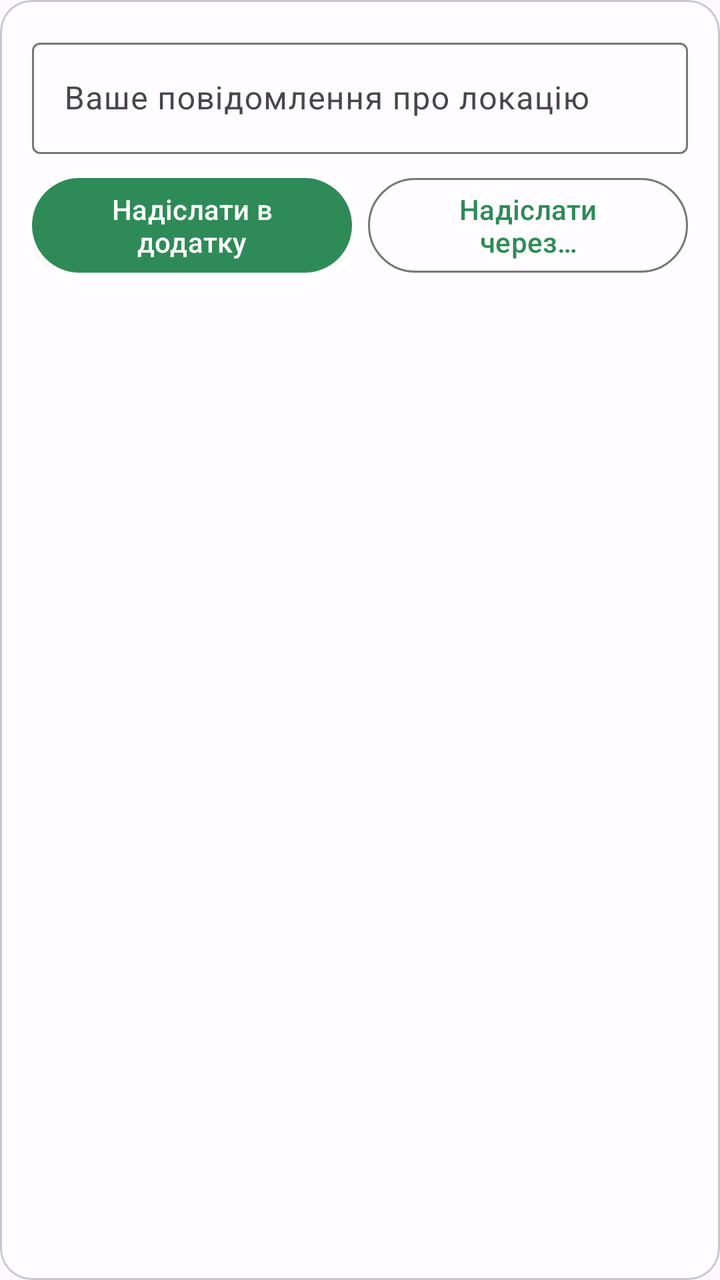
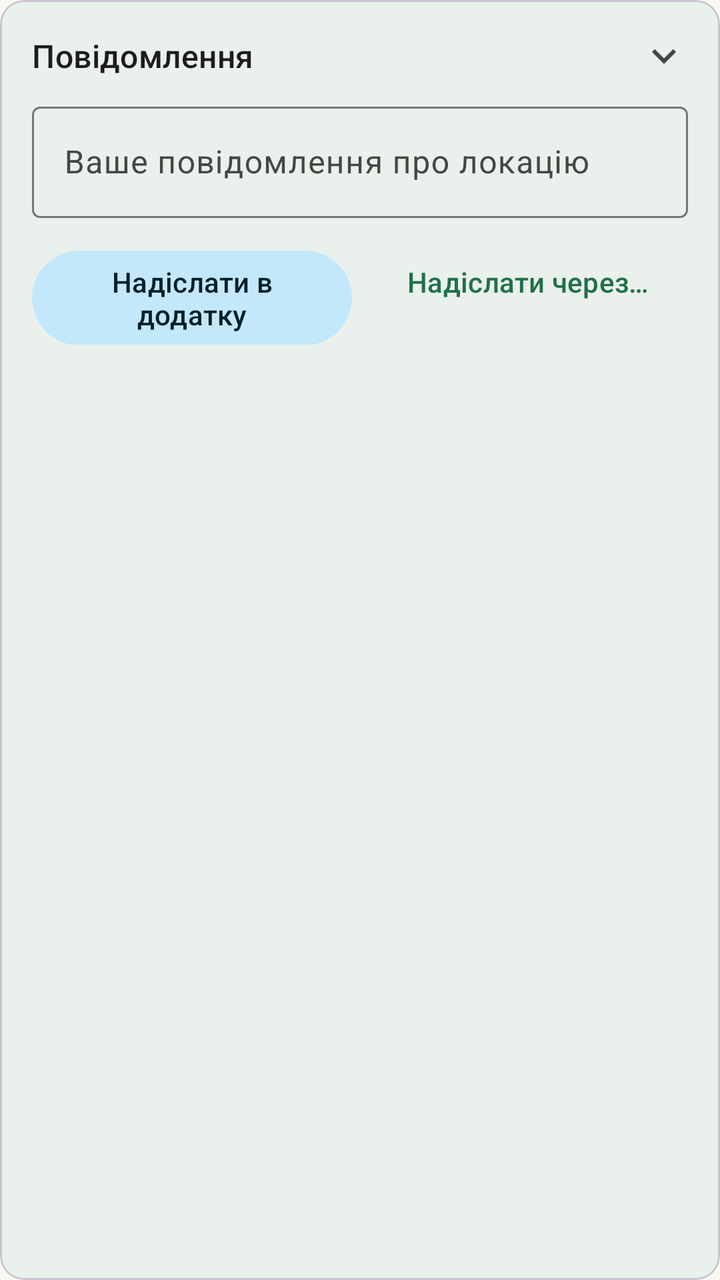

Screens rendered from an Android XML layout before and after an edit, with the pre-edit source and the edit as a unified diff.
<!-- AndroidManifest.xml: application theme Theme.TourSpots -->
<!-- res/layout/card_message.xml -->
<?xml version="1.0" encoding="utf-8"?>
<com.google.android.material.card.MaterialCardView xmlns:android="http://schemas.android.com/apk/res/android"
    xmlns:app="http://schemas.android.com/apk/res-auto"
    android:layout_width="match_parent"
    android:layout_height="wrap_content"
    android:layout_marginTop="16dp"
    app:cardBackgroundColor="@color/card_scrim"
    app:cardCornerRadius="16dp">

    <LinearLayout
        android:layout_width="match_parent"
        android:layout_height="wrap_content"
        android:orientation="vertical"
        android:padding="16dp">

        <com.google.android.material.textfield.TextInputLayout
            android:id="@+id/tilMessage"
            style="@style/Widget.Material3.TextInputLayout.OutlinedBox"
            android:layout_width="match_parent"
            android:layout_height="wrap_content"
            android:hint="@string/message_hint">

            <com.google.android.material.textfield.TextInputEditText
                android:id="@+id/etMessage"
                android:layout_width="match_parent"
                android:layout_height="wrap_content"
                android:inputType="textMultiLine|textCapSentences"
                android:maxLines="4" />
        </com.google.android.material.textfield.TextInputLayout>

        <LinearLayout
            android:layout_width="match_parent"
            android:layout_height="wrap_content"
            android:layout_marginTop="8dp"
            android:orientation="horizontal">

            <Button
                android:id="@+id/btnSendInApp"
                android:layout_width="0dp"
                android:layout_height="wrap_content"
                android:layout_marginEnd="4dp"
                android:layout_weight="1"
                android:text="@string/send_in_app" />

            <Button
                android:id="@+id/btnSendExternal"
                style="@style/Widget.Material3.Button.OutlinedButton"
                android:layout_width="0dp"
                android:layout_height="wrap_content"
                android:layout_marginStart="4dp"
                android:layout_weight="1"
                android:text="@string/send_external" />
        </LinearLayout>
    </LinearLayout>
</com.google.android.material.card.MaterialCardView>
<!-- resources referenced by this layout -->
<resources>
  <color name="card_scrim">#CCFFFFFF</color>
  <style name="Theme.TourSpots" parent="Theme.Material3.Light.NoActionBar">
          <item name="colorPrimary">@color/green_primary</item>
          <item name="colorOnPrimary">@color/white</item>
          <item name="colorSecondary">@color/sky</item>
      </style>
  <color name="green_primary">#2E8B57</color>
  <color name="white">#FFFFFF</color>
  <color name="sky">#7EC8E3</color>
  <!-- unchanged entries left out for length: 3 -->
</resources>

<!-- the commit's change to res/layout/card_message.xml (unified diff, before → after) -->
@@ -3,53 +3,86 @@
     xmlns:app="http://schemas.android.com/apk/res-auto"
     android:layout_width="match_parent"
     android:layout_height="wrap_content"
-    android:layout_marginTop="16dp"
-    app:cardBackgroundColor="@color/card_scrim"
-    app:cardCornerRadius="16dp">
+    android:layout_marginTop="@dimen/space_16"
+    app:cardBackgroundColor="?attr/colorSurfaceContainer"
+    app:cardCornerRadius="@dimen/corner_medium"
+    app:cardElevation="0dp">
 
     <LinearLayout
         android:layout_width="match_parent"
         android:layout_height="wrap_content"
         android:orientation="vertical"
-        android:padding="16dp">
+        android:padding="@dimen/space_16">
 
-        <com.google.android.material.textfield.TextInputLayout
-            android:id="@+id/tilMessage"
-            style="@style/Widget.Material3.TextInputLayout.OutlinedBox"
+        <LinearLayout
+            android:id="@+id/headerMessage"
             android:layout_width="match_parent"
             android:layout_height="wrap_content"
-            android:hint="@string/message_hint">
+            android:background="?attr/selectableItemBackground"
+            android:gravity="center_vertical"
+            android:orientation="horizontal">
 
-            <com.google.android.material.textfield.TextInputEditText
-                android:id="@+id/etMessage"
+            <TextView
+                android:layout_width="0dp"
+                android:layout_height="wrap_content"
+                android:layout_weight="1"
+                android:text="@string/message_title"
+                android:textAppearance="?attr/textAppearanceTitleMedium" />
+
+            <ImageView
+                android:id="@+id/chevronMessage"
+                android:layout_width="24dp"
+                android:layout_height="24dp"
+                android:contentDescription="@null"
+                android:src="@drawable/ic_expand_more" />
+        </LinearLayout>
+
+        <LinearLayout
+            android:id="@+id/bodyMessage"
+            android:layout_width="match_parent"
+            android:layout_height="wrap_content"
+            android:orientation="vertical">
+
+            <com.google.android.material.textfield.TextInputLayout
+                android:id="@+id/tilMessage"
+                style="@style/Widget.Material3.TextInputLayout.OutlinedBox"
                 android:layout_width="match_parent"
                 android:layout_height="wrap_content"
-                android:inputType="textMultiLine|textCapSentences"
-                android:maxLines="4" />
-        </com.google.android.material.textfield.TextInputLayout>
+                android:layout_marginTop="@dimen/space_8"
+                android:hint="@string/message_hint">
 
-        <LinearLayout
-            android:layout_width="match_parent"
-            android:layout_height="wrap_content"
-            android:layout_marginTop="8dp"
-            android:orientation="horizontal">
+                <com.google.android.material.textfield.TextInputEditText
+                    android:id="@+id/etMessage"
+                    android:layout_width="match_parent"
+                    android:layout_height="wrap_content"
+                    android:inputType="textMultiLine|textCapSentences"
+                    android:maxLines="4" />
+            </com.google.android.material.textfield.TextInputLayout>
 
-            <Button
-                android:id="@+id/btnSendInApp"
-                android:layout_width="0dp"
+            <LinearLayout
+                android:layout_width="match_parent"
                 android:layout_height="wrap_content"
-                android:layout_marginEnd="4dp"
-                android:layout_weight="1"
-                android:text="@string/send_in_app" />
+                android:layout_marginTop="@dimen/space_8"
+                android:orientation="horizontal">
 
-            <Button
-                android:id="@+id/btnSendExternal"
-                style="@style/Widget.Material3.Button.OutlinedButton"
-                android:layout_width="0dp"
-                android:layout_height="wrap_content"
-                android:layout_marginStart="4dp"
-                android:layout_weight="1"
-                android:text="@string/send_external" />
+                <Button
+                    android:id="@+id/btnSendInApp"
+                    style="@style/Widget.Material3.Button.TonalButton"
+                    android:layout_width="0dp"
+                    android:layout_height="wrap_content"
+                    android:layout_marginEnd="@dimen/space_4"
+                    android:layout_weight="1"
+                    android:text="@string/send_in_app" />
+
+                <Button
+                    android:id="@+id/btnSendExternal"
+                    style="@style/Widget.Material3.Button.TextButton"
+                    android:layout_width="0dp"
+                    android:layout_height="wrap_content"
+                    android:layout_marginStart="@dimen/space_4"
+                    android:layout_weight="1"
+                    android:text="@string/send_external" />
+            </LinearLayout>
         </LinearLayout>
     </LinearLayout>
 </com.google.android.material.card.MaterialCardView>
<!-- resource entries referenced after the edit -->
@@ -1,14 +1,89 @@
 <!-- resources referenced by this layout -->
 <resources>
-  <color name="card_scrim">#CCFFFFFF</color>
-  <style name="Theme.TourSpots" parent="Theme.Material3.Light.NoActionBar">
-          <item name="colorPrimary">@color/green_primary</item>
-          <item name="colorOnPrimary">@color/white</item>
-          <item name="colorSecondary">@color/sky</item>
+  <dimen name="corner_medium">12dp</dimen>
+  <dimen name="space_16">16dp</dimen>
+  <dimen name="space_4">4dp</dimen>
+  <dimen name="space_8">8dp</dimen>
+  <!-- drawable ic_expand_more (drawable) -->
+  <?xml version="1.0" encoding="utf-8"?>
+  <vector xmlns:android="http://schemas.android.com/apk/res/android"
+      android:width="24dp"
+      android:height="24dp"
+      android:viewportWidth="24"
+      android:viewportHeight="24"
+      android:tint="?attr/colorOnSurfaceVariant">
+      <path
+          android:fillColor="@android:color/white"
+          android:pathData="M16.59,8.59L12,13.17 7.41,8.59 6,10l6,6 6,-6z" />
+  </vector>
+  <string name="message_title">Повідомлення</string>
+  <style name="Theme.TourSpots" parent="Theme.Material3.DayNight.NoActionBar">
+          <item name="colorPrimary">@color/md_primary</item>
+          <item name="colorOnPrimary">@color/md_on_primary</item>
+          <item name="colorPrimaryContainer">@color/md_primary_container</item>
+          <item name="colorOnPrimaryContainer">@color/md_on_primary_container</item>
+          <item name="colorSecondary">@color/md_secondary</item>
+          <item name="colorOnSecondary">@color/md_on_secondary</item>
+          <item name="colorSecondaryContainer">@color/md_secondary_container</item>
+          <item name="colorOnSecondaryContainer">@color/md_on_secondary_container</item>
+          <item name="colorTertiary">@color/md_tertiary</item>
+          <item name="colorOnTertiary">@color/md_on_tertiary</item>
+          <item name="colorTertiaryContainer">@color/md_tertiary_container</item>
+          <item name="colorOnTertiaryContainer">@color/md_on_tertiary_container</item>
+          <item name="colorSurface">@color/md_surface</item>
+          <item name="colorOnSurface">@color/md_on_surface</item>
+          <item name="colorSurfaceVariant">@color/md_surface_variant</item>
+          <item name="colorOnSurfaceVariant">@color/md_on_surface_variant</item>
+          <item name="colorSurfaceContainer">@color/md_surface_container</item>
+          <item name="colorSurfaceContainerHigh">@color/md_surface_container_high</item>
+          <item name="colorOutline">@color/md_outline</item>
+          <item name="colorError">@color/md_error</item>
+          <item name="colorOnError">@color/md_on_error</item>
+          <item name="android:colorBackground">@color/md_surface</item>
+          <item name="android:windowBackground">@color/md_surface</item>
+          <item name="android:statusBarColor">@android:color/transparent</item>
+          <item name="android:navigationBarColor">@android:color/transparent</item>
+          <item name="android:windowLightStatusBar">true</item>
+          <item name="android:windowLightNavigationBar">true</item>
+          <item name="shapeAppearanceSmallComponent">@style/ShapeAppearance.TourSpots.Small</item>
+          <item name="shapeAppearanceMediumComponent">@style/ShapeAppearance.TourSpots.Medium</item>
+          <item name="shapeAppearanceLargeComponent">@style/ShapeAppearance.TourSpots.Large</item>
       </style>
-  <color name="green_primary">#2E8B57</color>
-  <color name="white">#FFFFFF</color>
-  <color name="sky">#7EC8E3</color>
+  <color name="md_primary">#1F7048</color>
+  <color name="md_on_primary">#FFFFFF</color>
+  <color name="md_primary_container">#B4F0CB</color>
+  <color name="md_on_primary_container">#00210F</color>
+  <color name="md_secondary">#3F6374</color>
+  <color name="md_on_secondary">#FFFFFF</color>
+  <color name="md_secondary_container">#C3E8FB</color>
+  <color name="md_on_secondary_container">#001F2A</color>
+  <color name="md_tertiary">#7EC8E3</color>
+  <color name="md_on_tertiary">#003547</color>
+  <color name="md_tertiary_container">#D0EEFA</color>
+  <color name="md_on_tertiary_container">#001F2A</color>
+  <color name="md_surface">#FAF8F3</color>
+  <color name="md_on_surface">#171D1A</color>
+  <color name="md_surface_variant">#DCE5DD</color>
+  <color name="md_on_surface_variant">#404943</color>
+  <color name="md_surface_container">#EAF0EB</color>
+  <color name="md_surface_container_high">#E4EAE5</color>
+  <color name="md_outline">#707973</color>
+  <color name="md_error">#BA1A1A</color>
+  <color name="md_on_error">#FFFFFF</color>
+  <style name="ShapeAppearance.TourSpots.Small" parent="ShapeAppearance.Material3.SmallComponent">
+          <item name="cornerFamily">rounded</item>
+          <item name="cornerSize">@dimen/corner_small</item>
+      </style>
+  <style name="ShapeAppearance.TourSpots.Medium" parent="ShapeAppearance.Material3.MediumComponent">
+          <item name="cornerFamily">rounded</item>
+          <item name="cornerSize">@dimen/corner_medium</item>
+      </style>
+  <style name="ShapeAppearance.TourSpots.Large" parent="ShapeAppearance.Material3.LargeComponent">
+          <item name="cornerFamily">rounded</item>
+          <item name="cornerSize">@dimen/corner_large</item>
+      </style>
+  <dimen name="corner_small">8dp</dimen>
+  <dimen name="corner_large">28dp</dimen>
   <!-- unchanged entries left out for length: 3 -->
 </resources>
 
